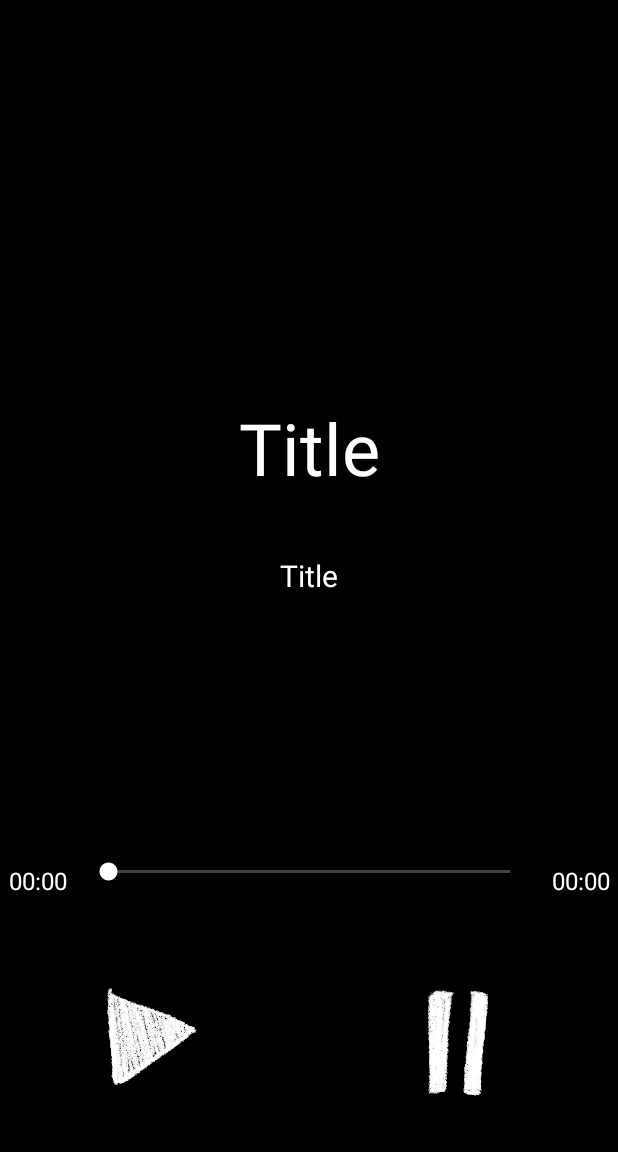
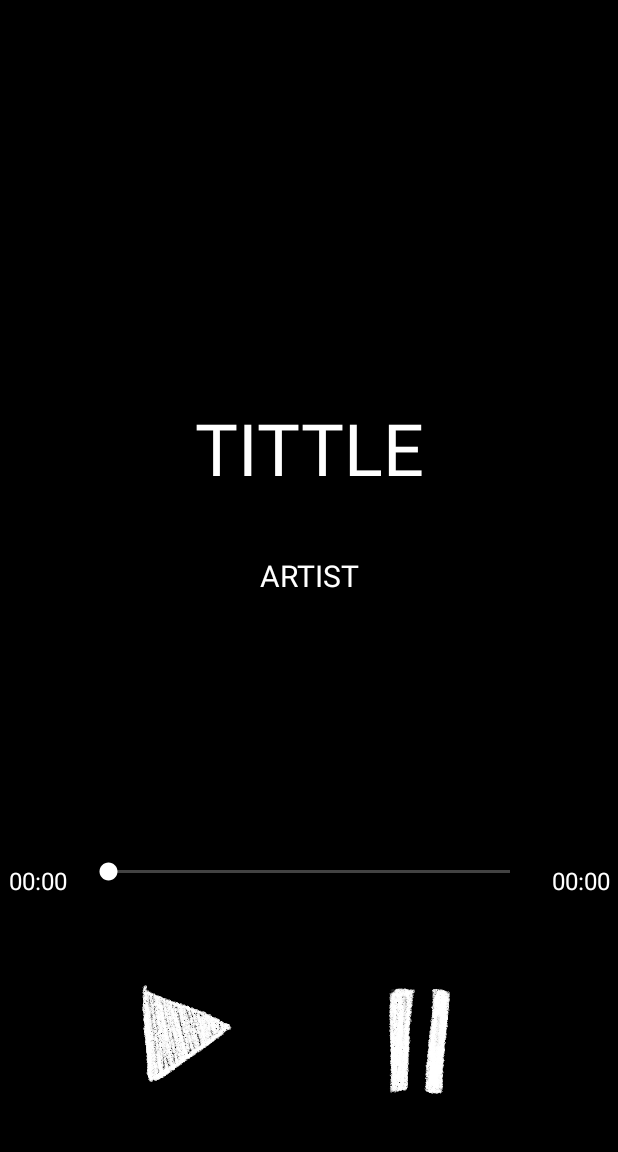
Before and after one commit to CSC207-UofT/course-project-mer, an Android app: the screen it shows after launch (MainActivity), on a phone screen of 412 x 824 dp, the part 84-1236 px from its top. Run offline under Robolectric (Android 15) with nearby library versions, the phone set to English and light mode, and no system bars.

Commit message:
Scenario walk through 1

```diff
--- a/app/build.gradle
+++ b/app/build.gradle
@@ -7,7 +7,7 @@ android {
 
     defaultConfig {
         applicationId "com.mer.plamer"
-        minSdk 23
+        minSdk 24
         targetSdk 31
         versionCode 1
         versionName "1.0"
--- a/app/src/main/java/com/mer/plamer/MainActivity.java
+++ b/app/src/main/java/com/mer/plamer/MainActivity.java
@@ -2,9 +2,6 @@ package com.mer.plamer;
 
 import androidx.appcompat.app.AppCompatActivity;
 
-import android.media.AudioManager;
-import android.media.Image;
-import android.media.MediaPlayer;
 import android.os.Bundle;
 
 import android.view.View;
@@ -18,16 +15,22 @@ public class MainActivity extends AppCompatActivity {
 
     public static final int EXAMPLE_MEDIA_ID = R.raw.oyasumi;
 
-    private MediaPlyayerHolder
     ImageButton playButton;
-    Button pauseButton;
+    ImageButton pauseButton;
     SeekBar progressBar;
+    private PlayControl player;
 
     @Override
     protected void onCreate(Bundle savedInstanceState) {
         super.onCreate(savedInstanceState);
+        player = new PlayControl(this);
         setContentView(R.layout.activity_main);
 
+        // Load media
+        player.load(EXAMPLE_MEDIA_ID);
+
+        // Initialize button features
+        view();
     }
 
     private void view(){
@@ -36,24 +39,13 @@ public class MainActivity extends AppCompatActivity {
         progressBar = findViewById(R.id.seekBar);
 
         playButton.setOnClickListener(v -> {
-            MediaPlayer mediaPlayer = MediaPlayer.create(getApplicationContext(), EXAMPLE_MEDIA_ID);
-            mediaPlayer.start();
+            player.play();
         });
         pauseButton.setOnClickListener(v -> {
-            MediaPlayer mediaPlayer = MediaPlayer.create(getApplicationContext(), EXAMPLE_MEDIA_ID);
-            mediaPlayer.start();
+            player.pause();
         });
 
 
     }
 
-    void play(){
-        MediaPlayer mediaPlayer = MediaPlayer.create(getApplicationContext(), EXAMPLE_MEDIA_ID);
-        mediaPlayer.start();
-    }
-
-    void pause(){
-
-    }
-
 }
--- a/app/src/main/java/com/mer/plamer/controller/PlayControl.java
+++ b/app/src/main/java/com/mer/plamer/controller/PlayControl.java
@@ -1,15 +1,43 @@
 package com.mer.plamer.controller;
+
+import android.content.Context;
+import android.media.MediaPlayer;
 
 import com.mer.plamer.userAction.PlayAction;
 
+
 public class PlayControl {
     PlayAction playaction;
+    private final Context ctx;
+    private final MediaPlayer mediaPlayer;
 
-    public PlayControl() {}
+    public PlayControl(Context ctx) {
+        this.ctx = ctx;
+        this.mediaPlayer = new MediaPlayer();
+    }
 
-    public void play() {}
+    public void load(int resourceID){
+        try{
+            mediaPlayer.setDataSource(ctx.getResources().openRawResourceFd(resourceID));
+            mediaPlayer.prepare();
+        }
+        catch (Exception ignored){
+            // To be implemented later
+        }
+    }
 
-    public void pause() {}
+    public void play(){
+        if(!this.mediaPlayer.isPlaying()){
+            this.mediaPlayer.start();
+        }
+
+    }
+
+    public void pause(){
+        if(this.mediaPlayer.isPlaying()){
+            this.mediaPlayer.pause();
+        }
+    }
 
     public void seek () {}
 
--- a/app/src/main/res/layout/activity_main.xml
+++ b/app/src/main/res/layout/activity_main.xml
@@ -12,7 +12,7 @@
         android:id="@+id/textView6"
         android:layout_width="400dp"
         android:layout_height="64dp"
-        android:text="Title"
+        android:text="TITTLE"
         android:textAlignment="center"
         android:textAllCaps="false"
         android:textColor="#FFFFFF"
@@ -27,7 +27,7 @@
         android:id="@+id/textView"
         android:layout_width="400dp"
         android:layout_height="28dp"
-        android:text="Title"
+        android:text="ARTIST"
         android:textAlignment="center"
         android:textColor="#FFFFFF"
         android:textSize="20sp"
@@ -94,25 +94,24 @@
         android:scaleType="fitCenter"
         app:layout_constraintBottom_toBottomOf="parent"
         app:layout_constraintEnd_toEndOf="parent"
-        app:layout_constraintHorizontal_bias="0.113"
+        app:layout_constraintHorizontal_bias="0.192"
         app:layout_constraintStart_toStartOf="parent"
         app:layout_constraintTop_toTopOf="parent"
-        app:layout_constraintVertical_bias="0.973"
+        app:layout_constraintVertical_bias="0.97"
         app:srcCompat="@drawable/play" />
 
     <ImageButton
         android:id="@+id/pauseButton"
-        android:layout_width="119dp"
+        android:layout_width="120dp"
         android:layout_height="116dp"
         android:backgroundTint="#00FFFFFF"
         android:scaleType="fitCenter"
         app:layout_constraintBottom_toBottomOf="parent"
         app:layout_constraintEnd_toEndOf="parent"
-        app:layout_constraintHorizontal_bias="0.845"
+        app:layout_constraintHorizontal_bias="0.759"
         app:layout_constraintStart_toStartOf="parent"
         app:layout_constraintTop_toTopOf="parent"
-        app:layout_constraintVertical_bias="0.972"
+        app:layout_constraintVertical_bias="0.97"
         app:srcCompat="@drawable/pause" />
 
-
 </androidx.constraintlayout.widget.ConstraintLayout>
```
